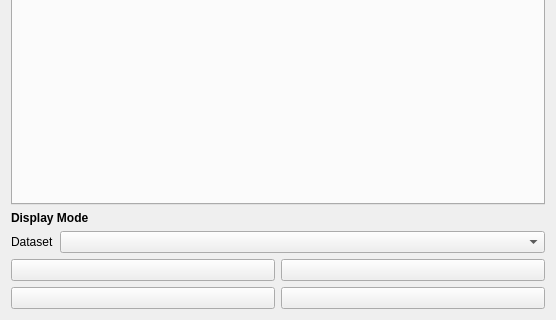
piedrro/napari-GapSeq2, file src/napari_gapseq2/widget_ui.ui: the form before one commit; both pictures show x 0 to 556 and y 306 to 626 of the 556 by 626 pixel window.
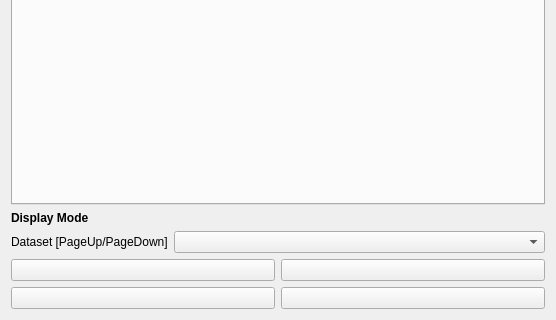
The form after the commit.

Diff of the .ui file:
```diff
--- a/src/napari_gapseq2/widget_ui.ui
+++ b/src/napari_gapseq2/widget_ui.ui
@@ -2185,7 +2185,7 @@
      <item row="0" column="0">
       <widget class="QLabel" name="label_14">
        <property name="text">
-        <string>Dataset</string>
+        <string>Dataset [PageUp/PageDown]</string>
        </property>
       </widget>
      </item>
```
